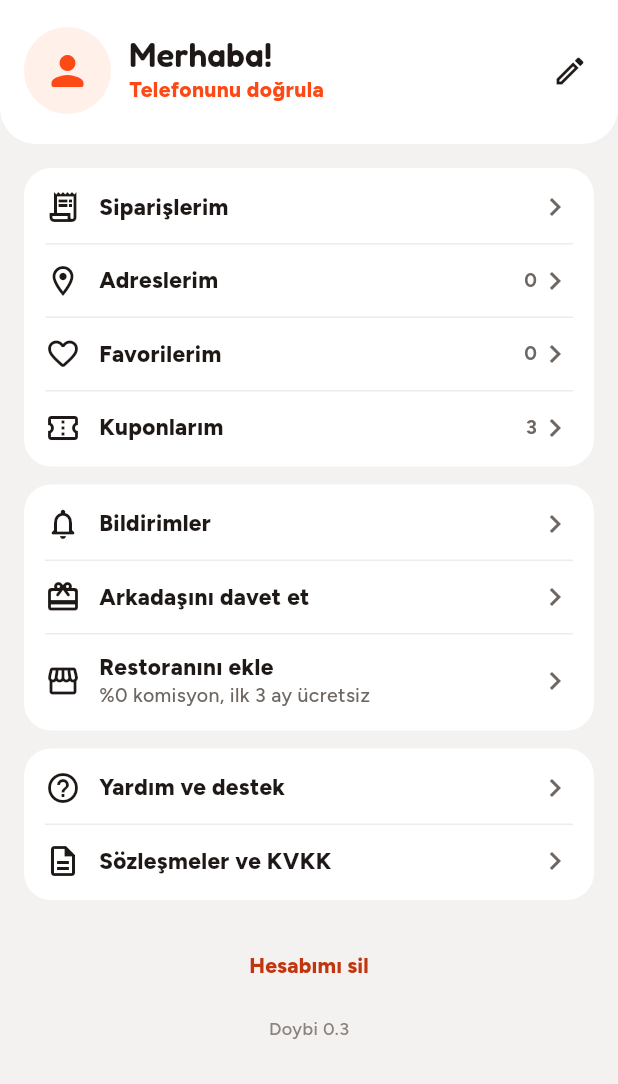
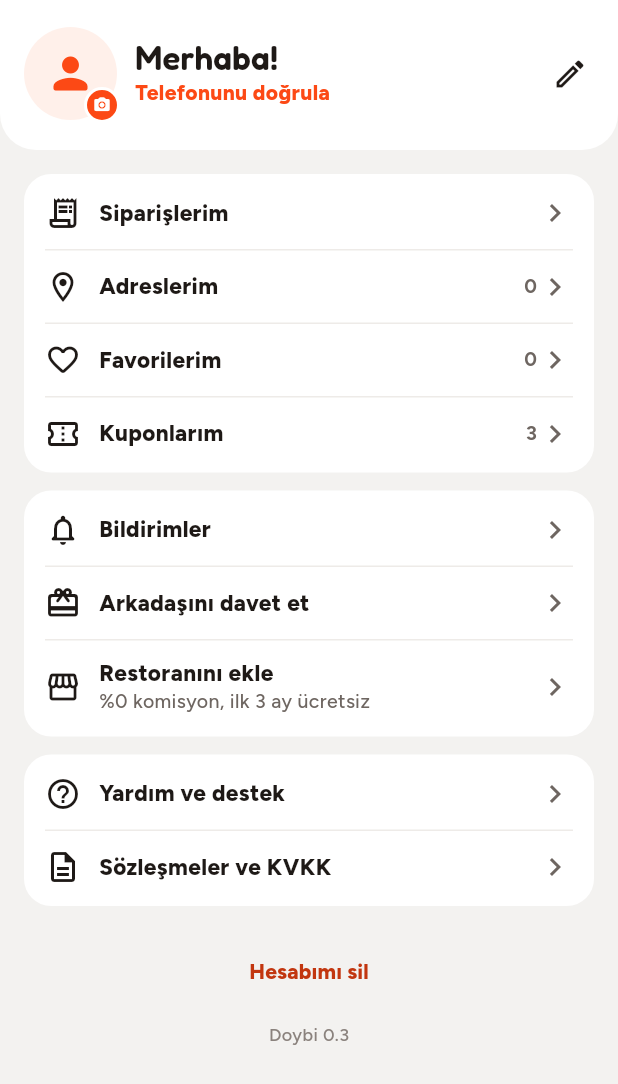
Before and after one commit to cankara46464646-eng/Doybi, a Flutter app: the AccountScreen screen opened directly, on a phone screen of 412 x 824 dp. Shown: the top 1084 px of the screen. Run offline on Flutter 3.47's test engine with Material 3 defaults, Android fonts, the phone set to English and light mode, and no system bars; our stand-ins replace audioplayers, flutter_map, geolocator, image_picker, latlong2, qr_flutter and 2 more; missing offline and left inert: mobile_scanner; accounts and stored records are empty.

Commit message:
Profil fotoğrafı, ücretli menü çekimi, fotoğrafsız ikram ve kupon kutuları
- Hesabım: profil fotoğrafı ekle, değiştir, kaldır (kamera ya da galeri)
- Başvuru: Doybi ekibinin menü çekimi ücretli (2.500 TL + KDV, 20 ürüne kadar); ücretsiz seçenekler önce
- Onaylanan başvuruda ekip çekimi seçildiyse ayrı "Menü çekimi" faturası açılır
- Keşfet: Öğrenciye ikram açık şeftali zeminde silik simgeyle, Kuponlarım turuncu geçişli bilet; fotoğraf yok

Co-Authored-By: Claude Opus 5.5 <noreply@anthropic.com>
Claude-Session: https://claude.ai/code/session_01KybL2GwJ9n7Rcow3hZ5yWu

```diff
--- a/lib/logic/pricing.dart
+++ b/lib/logic/pricing.dart
@@ -27,6 +27,10 @@ int tierFor(int count) {
   }
   return -1; // 1.200 üstü: özel teklif
 }
+
+/// Doybi ekibinin dükkâna gidip menüyü hazırlaması ve ürün fotoğraflarını çekmesi (tek seferlik, kuruş, KDV hariç).
+const shootFee = 250000;
+const shootItems = 20; // bu ücrete dahil ürün fotoğrafı
 
 /// Yeni işletmenin ilk kaç dönemi ücretsiz (1 dönem = 30 gün, yani ilk 3 ay).
 const freePeriods = 3;
--- a/lib/screens/account.dart
+++ b/lib/screens/account.dart
@@ -3,6 +3,7 @@ import 'package:flutter/material.dart';
 import '../state/app_state.dart';
 import '../theme.dart';
 import '../widgets/common.dart';
+import '../widgets/photo.dart';
 import 'address.dart';
 import 'apply.dart';
 import 'coupons.dart';
@@ -108,14 +109,39 @@ class AccountScreen extends StatelessWidget {
             decoration: const BoxDecoration(color: Colors.white, borderRadius: BorderRadius.vertical(bottom: Radius.circular(24))),
             padding: EdgeInsets.fromLTRB(16, top + 18, 8, 20),
             child: Row(children: [
-              Container(
-                width: 58,
-                height: 58,
-                alignment: Alignment.center,
-                decoration: const BoxDecoration(color: C.tint, shape: BoxShape.circle),
-                child: s.name.isEmpty
-                    ? const Icon(Icons.person_rounded, color: C.red, size: 32)
-                    : Text(trUpper(s.name.substring(0, 1)), style: display(26, color: C.red)),
+              Semantics(
+                button: true,
+                label: s.hasPhoto(s.avatar) ? 'Profil fotoğrafını değiştir' : 'Profil fotoğrafı ekle',
+                child: GestureDetector(
+                  onTap: () async {
+                    final id = await pickPhoto(context, title: 'Profil fotoğrafı', allowRemove: s.hasPhoto(s.avatar));
+                    if (id == null) return;
+                    s.setAvatar(id.isEmpty ? null : id);
+                  },
+                  child: Stack(clipBehavior: Clip.none, children: [
+                    Container(
+                      width: 62,
+                      height: 62,
+                      alignment: Alignment.center,
+                      decoration: const BoxDecoration(color: C.tint, shape: BoxShape.circle),
+                      child: s.hasPhoto(s.avatar)
+                          ? PhotoBox(s.avatar, width: 62, height: 62, radius: 31)
+                          : (s.name.isEmpty
+                              ? const Icon(Icons.person_rounded, color: C.red, size: 34)
+                              : Text(trUpper(s.name.substring(0, 1)), style: display(28, color: C.red))),
+                    ),
+                    Positioned(
+                      right: -2,
+                      bottom: -2,
+                      child: Container(
+                        width: 24,
+                        height: 24,
+                        decoration: BoxDecoration(color: C.red, shape: BoxShape.circle, border: Border.all(color: Colors.white, width: 2)),
+                        child: const Icon(Icons.photo_camera_rounded, size: 12, color: Colors.white),
+                      ),
+                    ),
+                  ]),
+                ),
               ),
               const SizedBox(width: 12),
               Expanded(
--- a/lib/screens/admin/admin_applications.dart
+++ b/lib/screens/admin/admin_applications.dart
@@ -1,6 +1,7 @@
 import 'package:flutter/material.dart';
 
 import '../../data/models.dart';
+import '../../logic/pricing.dart';
 import '../../state/app_state.dart';
 import '../../theme.dart';
 import '../../widgets/common.dart';
@@ -58,7 +59,7 @@ class _AdminApplicationsState extends State<AdminApplications> {
     final flag = !a.taxUploaded ? ('Belge eksik', C.tint, C.redDeep) : (!a.courier ? ('Kuryesi yok', C.note, C.noteInk) : null);
     final st = {'bekliyor': ('Bekliyor', C.note, C.noteInk), 'onay': ('Onaylandı', C.greenTint, C.greenInk), 'red': ('Reddedildi', C.line, C.ink)}[a.status]!;
     final canApprove = a.checks.contains('ara') && a.checks.contains('vergi');
-    const menuText = {'ekip': 'Doybi ekibi gelsin · çekim planlanacak', 'foto': 'Fotoğrafı yüklenecek', 'kendim': 'Kendisi ekleyecek'};
+    final menuText = {'ekip': 'Doybi ekibi gelsin · ücretli çekim (${shortMoney(shootFee)} + KDV)', 'foto': 'Fotoğrafı yüklenecek', 'kendim': 'Kendisi ekleyecek'};
     return Box(
       child: Column(crossAxisAlignment: CrossAxisAlignment.stretch, children: [
         InkWell(
--- a/lib/screens/admin/admin_subscriptions.dart
+++ b/lib/screens/admin/admin_subscriptions.dart
@@ -122,7 +122,7 @@ class AdminSubscriptions extends StatelessWidget {
             child: Row(children: [
               Expanded(
                 child: Column(crossAxisAlignment: CrossAxisAlignment.start, children: [
-                  Text('${b.kind == 'sosyal' ? 'Sosyal medya' : 'Abonelik'} · ${money(billTotal(s, rid, b))}', style: body(13, weight: FontWeight.w800)),
+                  Text('${b.kind == 'sosyal' ? 'Sosyal medya' : (b.kind == 'cekim' ? 'Menü çekimi' : 'Abonelik')} · ${money(billTotal(s, rid, b))}', style: body(13, weight: FontWeight.w800)),
                   Text(b.state == 'paid' ? 'Ödendi ${b.paidAt ?? ''}' : (b.detail.isEmpty ? b.title : b.detail), style: body(11, color: C.muted)),
                 ]),
               ),
```
Also changed, not shown: lib/screens/apply.dart (+15 -4 lines), lib/screens/home.dart (+37 -29 lines), lib/state/app_state.dart (+16 -1 lines).
